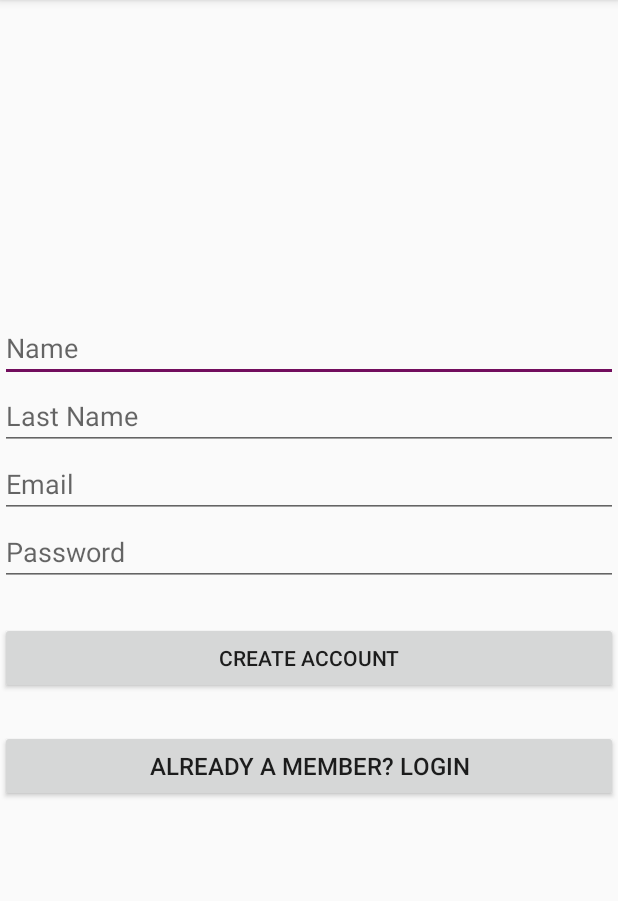
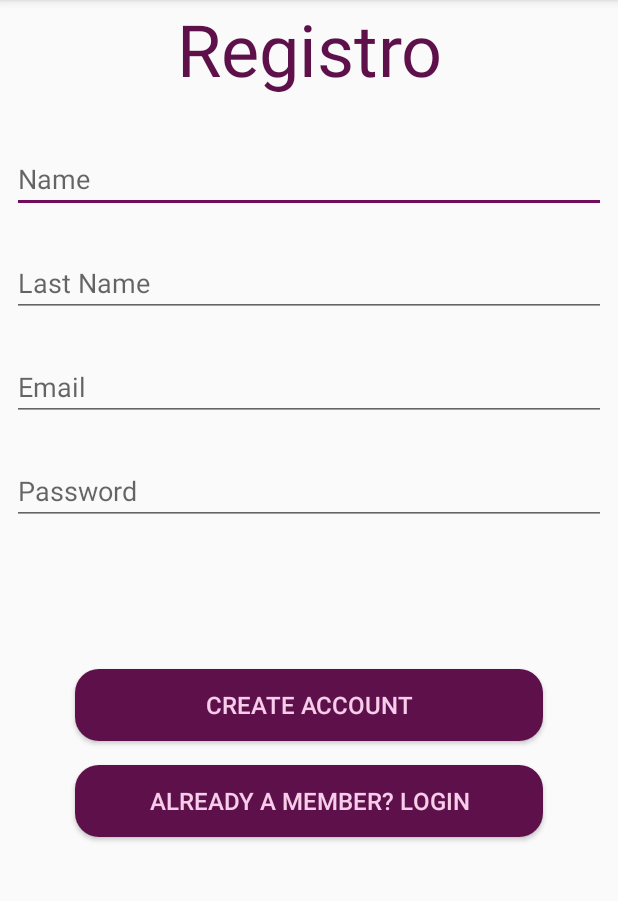
Before and after one commit to valencia12/ImplanteAPP, an Android app: the MainActivity screen opened directly, with no data from a screen before it, on a phone screen of 412 x 824 dp, the part 84-985 px from its top. Run offline under Robolectric (Android 15) with nearby library versions, the phone set to English and light mode, and no system bars; our stand-ins replace Firebase (no records; nobody signed in at launch, a user with empty details on screens opened directly).

Commit message:
updating activities...

```diff
--- a/app/build.gradle
+++ b/app/build.gradle
@@ -44,7 +44,8 @@ dependencies {
     def room_version = "2.1.0"
 
     implementation "androidx.room:room-runtime:$room_version"
-    annotationProcessor "androidx.room:room-compiler:$room_version" // For Kotlin use kapt instead of annotationProcessor
+    annotationProcessor "androidx.room:room-compiler:$room_version"
+    // For Kotlin use kapt instead of annotationProcessor
 
     // optional - Kotlin Extensions and Coroutines support for Room
     implementation "androidx.room:room-ktx:$room_version"
--- a/app/src/main/AndroidManifest.xml
+++ b/app/src/main/AndroidManifest.xml
@@ -11,10 +11,16 @@
             android:roundIcon="@mipmap/ic_launcher_round"
             android:supportsRtl="true"
             android:theme="@style/AppTheme">
+        <activity android:name=".activites.viewsAccounts.paciente.MainPacientActivity">
+        </activity>
+        <activity android:name=".activites.viewsAccounts.paciente.Expedient">
+        </activity>
         <activity android:name=".activites.loginAction.ForgotPassword">
         </activity>
         <activity android:name=".activites.viewsAccounts.Levels.MainLevelActivity">
         </activity>
+        <activity android:name=".activites.viewsAccounts.paciente.MainPacienteActivity"/>
+        <activity android:name=".activites.viewsAccounts.paciente.Expediente"/>
         <activity android:name=".activites.viewsAccounts.DataPatient">
         </activity>
         <activity android:name=".activites.viewsAccounts.RegisterPatient">
--- a/app/src/main/java/com/project/appicoclear/activites/viewsAccounts/HomeUser.kt
+++ b/app/src/main/java/com/project/appicoclear/activites/viewsAccounts/HomeUser.kt
@@ -6,6 +6,8 @@ import androidx.appcompat.app.AppCompatActivity
 import com.project.appicoclear.R
 import com.project.appicoclear.activites.loginAction.LoginActivity
 import com.project.appicoclear.activites.viewsAccounts.Levels.MainLevelActivity
+import com.project.appicoclear.activites.viewsAccounts.paciente.MainPacientActivity
+//import com.project.appicoclear.activites.viewsAccounts.paciente.MainPacienteActivity
 //import com.project.appicoclear.activites.viewsAccounts.actionTherapist.playSounds1
 import kotlinx.android.synthetic.main.activity_home_user.*
 
@@ -37,6 +39,10 @@ class HomeUser : AppCompatActivity() {
             intent.putExtra("opc","4")
             startActivity(intent)
         }
+        btn_expediente.setOnClickListener(){
+            val intent: Intent = Intent(this, MainPacientActivity::class.java)
+            startActivity(intent)
+        }
         dataPatient1.setOnClickListener(){
             val intent: Intent = Intent(this, RegisterPatient::class.java)
             startActivity(intent)
--- a/app/src/main/res/layout-land/activity_login.xml
+++ b/app/src/main/res/layout-land/activity_login.xml
@@ -15,6 +15,7 @@
               android:layout_height="wrap_content"
               android:inputType="textEmailAddress"
               android:hint="Email"
+              android:textSize="24sp"
               android:layout_marginTop="16dp"
               app:layout_constraintTop_toBottomOf="@+id/textView2" android:layout_marginBottom="8dp"
               app:layout_constraintBottom_toTopOf="@+id/input_password" app:layout_constraintStart_toStartOf="parent"
@@ -30,6 +31,7 @@
               android:layout_height="wrap_content"
               android:inputType="textPassword"
               android:hint="Password"
+              android:textSize="24sp"
               android:layout_marginTop="16dp"
               app:layout_constraintTop_toBottomOf="@+id/input_email" app:layout_constraintStart_toStartOf="parent"
               android:layout_marginLeft="16dp" android:layout_marginStart="16dp"
--- a/app/src/main/res/layout-land/activity_register_pattient.xml
+++ b/app/src/main/res/layout-land/activity_register_pattient.xml
@@ -46,7 +46,7 @@
     <EditText android:id="@+id/age"
               android:layout_width="match_parent"
               android:layout_height="wrap_content"
-              android:inputType="textPassword"
+              android:inputType="number"
               android:hint="Edad" app:layout_constraintStart_toStartOf="parent"
               android:layout_marginLeft="32dp" android:layout_marginStart="32dp" android:layout_marginTop="8dp"
               app:layout_constraintTop_toBottomOf="@+id/apell1" app:layout_constraintEnd_toEndOf="parent"
@@ -55,7 +55,7 @@
     <EditText android:id="@+id/problem"
               android:layout_width="match_parent"
               android:layout_height="wrap_content"
-              android:inputType="textPassword"
+              android:inputType="text"
               android:hint="@string/tipo_de_problema"
               app:layout_constraintStart_toStartOf="parent" android:layout_marginLeft="32dp"
               android:layout_marginStart="32dp" android:layout_marginTop="8dp"
@@ -65,7 +65,7 @@
     <EditText android:id="@+id/description"
               android:layout_width="match_parent"
               android:layout_height="wrap_content"
-              android:inputType="textPassword"
+              android:inputType="text"
               android:hint="@string/descripcion"
               android:layout_marginTop="8dp"
               app:layout_constraintTop_toBottomOf="@+id/problem" app:layout_constraintStart_toStartOf="parent"
--- a/app/src/main/res/layout/activity_login.xml
+++ b/app/src/main/res/layout/activity_login.xml
@@ -17,6 +17,7 @@
               android:layout_height="wrap_content"
               android:inputType="textEmailAddress"
               android:hint="Email"
+              android:textSize="24sp"
               app:layout_constraintStart_toStartOf="parent"
               android:layout_marginLeft="16dp" android:layout_marginStart="16dp"
               app:layout_constraintEnd_toEndOf="parent" android:layout_marginRight="16dp"
@@ -31,6 +32,7 @@
               android:layout_width="match_parent"
               android:layout_height="wrap_content"
               android:inputType="textPassword"
+              android:textSize="24sp"
               android:hint="Password"
               app:layout_constraintStart_toStartOf="parent" android:layout_marginLeft="16dp"
               android:layout_marginStart="16dp" app:layout_constraintEnd_toEndOf="parent"
@@ -47,6 +49,7 @@
             android:textColor="@color/textcolor"
             android:text="Login"
             android:textSize="16sp"
+            android:textStyle="bold"
             android:background="@drawable/botonredondo"
             app:layout_constraintStart_toStartOf="parent" android:layout_marginLeft="16dp"
             android:layout_marginStart="16dp" app:layout_constraintEnd_toEndOf="parent"
--- a/app/src/main/res/layout/activity_main.xml
+++ b/app/src/main/res/layout/activity_main.xml
@@ -1,66 +1,99 @@
 <?xml version="1.0" encoding="utf-8"?>
-<ScrollView
+<androidx.constraintlayout.widget.ConstraintLayout
         xmlns:android="http://schemas.android.com/apk/res/android"
-        android:layout_width="fill_parent"
-        android:layout_height="fill_parent"
+        xmlns:app="http://schemas.android.com/apk/res-auto" xmlns:tools="http://schemas.android.com/tools" android:layout_width="match_parent"
+        android:layout_height="match_parent"
         android:fitsSystemWindows="true">
 
-    <LinearLayout
-            android:layout_width="match_parent"
-            android:layout_height="459dp"
-            android:layout_gravity="center"
-            android:layout_weight="1"
-            android:orientation="vertical">
+
 
 
 
         <!-- Name Label -->
 
     <EditText android:id="@+id/input_name"
+
               android:layout_width="match_parent"
               android:layout_height="wrap_content"
               android:inputType="textPersonName"
-                      android:hint="Name" />
+              android:hint="Name" android:layout_marginTop="32dp"
+              app:layout_constraintTop_toBottomOf="@+id/textView4" app:layout_constraintStart_toStartOf="parent"
+              android:layout_marginLeft="8dp" android:layout_marginStart="8dp"
+              app:layout_constraintEnd_toEndOf="parent" android:layout_marginRight="8dp"
+              android:layout_marginEnd="8dp"/>
 
 
     <EditText android:id="@+id/input_name2"
               android:layout_width="match_parent"
               android:layout_height="wrap_content"
               android:inputType="textPersonName"
-                  android:hint="Last Name"/>
+              android:hint="Last Name" android:layout_marginTop="24dp"
+              app:layout_constraintTop_toBottomOf="@+id/input_name" app:layout_constraintStart_toStartOf="parent"
+              android:layout_marginLeft="8dp" android:layout_marginStart="8dp"
+              app:layout_constraintEnd_toEndOf="parent" android:layout_marginRight="8dp"
+              android:layout_marginEnd="8dp"/>
     <EditText android:id="@+id/input_email"
               android:layout_width="match_parent"
               android:layout_height="wrap_content"
               android:inputType="textEmailAddress"
-                  android:hint="Email" />
-
-
+              android:hint="Email" android:layout_marginTop="24dp"
+              app:layout_constraintTop_toBottomOf="@+id/input_name2" app:layout_constraintStart_toStartOf="parent"
+              android:layout_marginLeft="8dp" android:layout_marginStart="8dp"
+              app:layout_constraintEnd_toEndOf="parent" android:layout_marginRight="8dp"
+              android:layout_marginEnd="8dp"/>
 
 
     <EditText android:id="@+id/input_password"
               android:layout_width="match_parent"
               android:layout_height="wrap_content"
               android:inputType="textPassword"
-                      android:hint="Password"/>
+              android:hint="Password" android:layout_marginTop="24dp"
+              app:layout_constraintTop_toBottomOf="@+id/input_email" app:layout_constraintStart_toStartOf="parent"
+              android:layout_marginLeft="8dp" android:layout_marginStart="8dp"
+              app:layout_constraintEnd_toEndOf="parent" android:layout_marginRight="8dp"
+              android:layout_marginEnd="8dp"
+    />
 
 
     <Button
             android:id="@+id/btn_signup"
+            android:background="@drawable/botonredondo"
+            android:textColor="@color/textcolor"
+            android:textSize="16dip"
             android:layout_width="fill_parent"
             android:layout_height="wrap_content"
-                android:layout_marginTop="24dp"
-                android:layout_marginBottom="24dp"
             android:padding="12dp"
-                android:text="Create Account"/>
+            android:text="Create Account" android:layout_marginTop="96dp"
+            app:layout_constraintTop_toBottomOf="@+id/input_password" app:layout_constraintStart_toStartOf="parent"
+            android:layout_marginLeft="50dp" android:layout_marginStart="50dp"
+            app:layout_constraintEnd_toEndOf="parent" android:layout_marginRight="50dp"
+            android:layout_marginEnd="50dp" app:layout_constraintHorizontal_bias="0.0"/>
 
     <Button
             android:id="@+id/link_login"
+            android:background="@drawable/botonredondo"
+            android:textColor="@color/textcolor"
             android:layout_width="fill_parent"
             android:layout_height="wrap_content"
-                  android:layout_marginBottom="24dp"
             android:text="Already a member? Login"
             android:gravity="center"
-                  android:textSize="16dip"/>
+            android:textSize="16dip" android:layout_marginTop="16dp"
+            app:layout_constraintTop_toBottomOf="@+id/btn_signup" app:layout_constraintStart_toStartOf="parent"
+            android:layout_marginLeft="50dp" android:layout_marginStart="50dp"
+            app:layout_constraintEnd_toEndOf="parent" android:layout_marginRight="50dp"
+            android:layout_marginEnd="50dp"/>
+    <TextView
+            android:text="Registro"
+            android:layout_width="wrap_content"
+            android:layout_height="wrap_content"
+            android:gravity="center"
 
-    </LinearLayout>
-</ScrollView>
+            android:textColorHighlight="@color/textcolor"
+            android:textColor="@color/colorPrimary"
+            android:textSize="@android:dimen/app_icon_size"
+            android:id="@+id/textView4" app:layout_constraintEnd_toEndOf="parent" android:layout_marginEnd="8dp"
+            android:layout_marginRight="8dp" app:layout_constraintStart_toStartOf="parent"
+            android:layout_marginLeft="8dp" android:layout_marginStart="8dp" app:layout_constraintTop_toTopOf="parent"/>
+
+
+</androidx.constraintlayout.widget.ConstraintLayout>
--- a/app/src/main/res/layout/activity_register_pattient.xml
+++ b/app/src/main/res/layout/activity_register_pattient.xml
@@ -47,7 +47,7 @@
     <EditText android:id="@+id/age"
               android:layout_width="match_parent"
               android:layout_height="wrap_content"
-              android:inputType="textPassword"
+              android:inputType="number"
               android:hint="Edad" app:layout_constraintStart_toStartOf="parent"
               android:layout_marginLeft="8dp" android:layout_marginStart="8dp" android:layout_marginTop="32dp"
               app:layout_constraintTop_toBottomOf="@+id/apell1" app:layout_constraintEnd_toEndOf="parent"
@@ -56,7 +56,7 @@
     <EditText android:id="@+id/problem"
               android:layout_width="match_parent"
               android:layout_height="wrap_content"
-              android:inputType="textPassword"
+              android:inputType="text"
               android:hint="@string/tipo_de_problema"
               app:layout_constraintStart_toStartOf="parent" android:layout_marginLeft="8dp"
               android:layout_marginStart="8dp" android:layout_marginTop="32dp"
@@ -66,7 +66,7 @@
     <EditText android:id="@+id/description"
               android:layout_width="match_parent"
               android:layout_height="wrap_content"
-              android:inputType="textPassword"
+              android:inputType="text"
               android:hint="@string/descripcion"
               android:layout_marginTop="32dp"
               app:layout_constraintTop_toBottomOf="@+id/problem" app:layout_constraintStart_toStartOf="parent"
```
Also changed, not shown: app/src/main/java/com/project/appicoclear/activites/viewsAccounts/paciente/Expedient.kt (added, +26 -0 lines), app/src/main/java/com/project/appicoclear/activites/viewsAccounts/paciente/MainPacientActivity.kt (added, +27 -0 lines), app/src/main/java/com/project/appicoclear/activites/viewsAccounts/paciente/Paciente.kt (added, +18 -0 lines), app/src/main/java/com/project/appicoclear/activites/viewsAccounts/paciente/PacienteAdapter.kt (added, +60 -0 lines), app/src/main/res/layout-land/activity_expedient.xml (added, +76 -0 lines), app/src/main/res/layout-land/activity_home_user.xml (+28 -6 lines), app/src/main/res/layout/activity_expedient.xml (added, +78 -0 lines), app/src/main/res/layout/activity_home_user.xml (+20 -6 lines), app/src/main/res/layout/activity_main_pacient.xml (added, +30 -0 lines), app/src/main/res/layout/activity_paciente_mainn.xml (added, +13 -0 lines), app/src/main/res/layout/list_paciente_itemss.xml (added, +68 -0 lines). Lines whose indentation alone changed are shown as unchanged.
